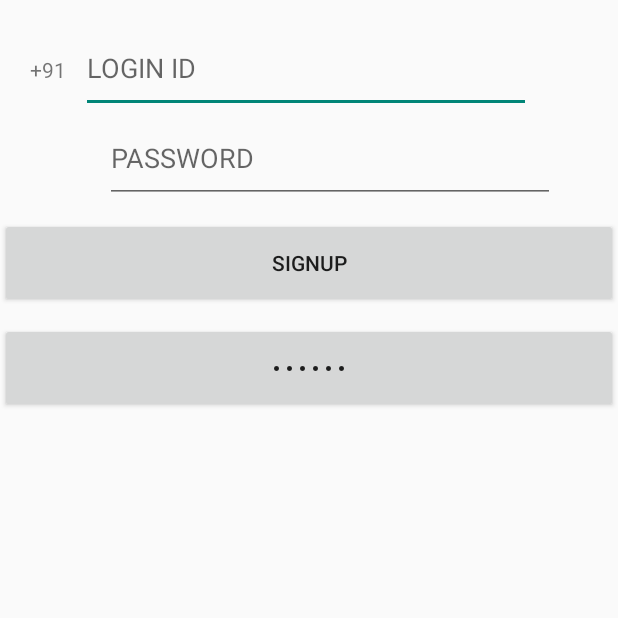
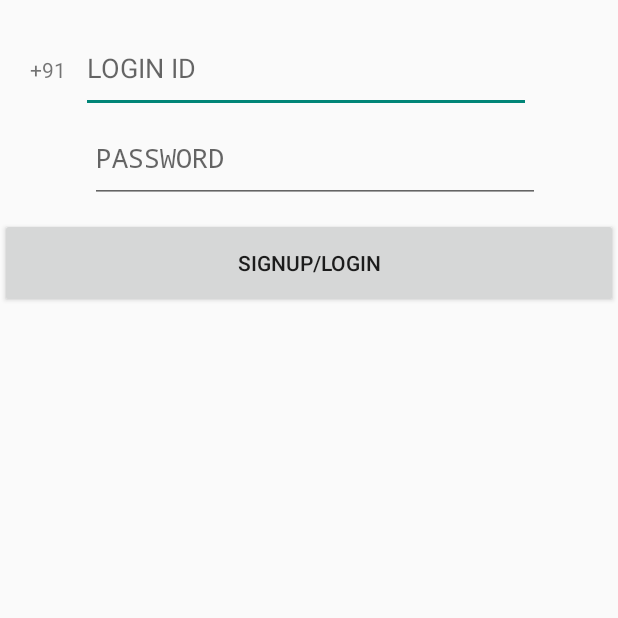
Before and after one commit to chsvk/steampunk, an Android app: the screen it shows after launch (LoginActivity), on a phone screen of 412 x 824 dp, the top half of it. Run offline under Robolectric (Android 15) with nearby library versions, the phone set to English and light mode, and no system bars; our stand-ins replace ButterKnife, Firebase (no records; nobody signed in at launch, a user with empty details on screens opened directly); 1 statement that could not run was skipped.

Commit message:
Implemented Active Chats Activity, Getting active chats and recent messages, need to implement onClick for RecyclerView.

```diff
--- a/kinetic/app/build.gradle
+++ b/kinetic/app/build.gradle
@@ -20,6 +20,7 @@ android {
 }
 
 dependencies {
+    compile 'de.hdodenhof:circleimageview:2.1.0'
     compile 'com.jakewharton:butterknife:8.8.1'
     annotationProcessor 'com.jakewharton:butterknife-compiler:8.8.1'
     implementation 'com.google.firebase:firebase-database:11.0.2'
@@ -38,4 +39,5 @@ dependencies {
     compile 'com.firebaseui:firebase-ui:2.3.0'
 }
 
+
 apply plugin: 'com.google.gms.google-services'
--- a/kinetic/app/src/main/java/tech/steampunk/kinetic/UI/ChatsFragment.java
+++ b/kinetic/app/src/main/java/tech/steampunk/kinetic/UI/ChatsFragment.java
@@ -2,17 +2,29 @@ package tech.steampunk.kinetic.UI;
 
 
 import android.content.Intent;
+import android.content.SharedPreferences;
 import android.os.Bundle;
 import android.support.design.widget.FloatingActionButton;
 import android.support.v4.app.Fragment;
+import android.support.v7.widget.CardView;
+import android.support.v7.widget.DefaultItemAnimator;
+import android.support.v7.widget.LinearLayoutManager;
+import android.support.v7.widget.RecyclerView;
 import android.view.LayoutInflater;
 import android.view.View;
 import android.view.ViewGroup;
 import android.widget.ListView;
+import android.widget.TextView;
 
-import butterknife.BindView;
-import butterknife.ButterKnife;
+import com.firebase.ui.database.FirebaseRecyclerAdapter;
+import com.google.firebase.database.DatabaseReference;
+import com.google.firebase.database.FirebaseDatabase;
+
 import tech.steampunk.kinetic.R;
+import tech.steampunk.kinetic.data.Contact;
+import tech.steampunk.kinetic.data.Message;
+
+import static android.content.Context.MODE_PRIVATE;
 
 /**
  * A simple {@link Fragment} subclass.
@@ -20,18 +32,26 @@ import tech.steampunk.kinetic.R;
 public class ChatsFragment extends Fragment {
 
     private FloatingActionButton fab;
-    private ListView active_chats;
+    private RecyclerView active_chats;
+    private FirebaseRecyclerAdapter<Contact, ACviewHolder> firebaseRecyclerAdapter;
+    private DatabaseReference chatsReference;
 
     public ChatsFragment() {
         // Required empty public constructor
     }
-
 
     @Override
     public View onCreateView(LayoutInflater inflater, ViewGroup container,
                              Bundle savedInstanceState) {
         // Inflate the layout for this fragment
         View v = inflater.inflate(R.layout.fragment_chats, container, false);
+        SharedPreferences preferences = getActivity().getSharedPreferences("AUTH", MODE_PRIVATE);
+        final String UNumber = preferences.getString("Number", "Default_User");
+        active_chats = v.findViewById(R.id.active_chats_list);
+        chatsReference = FirebaseDatabase.getInstance().getReference().child("Users").child(UNumber).child("Chats");
+        LinearLayoutManager mLayoutManager = new LinearLayoutManager(getContext());
+        active_chats.setLayoutManager(mLayoutManager);
+        active_chats.setItemAnimator(new DefaultItemAnimator());
         fab = v.findViewById(R.id.fab);
         fab.setOnClickListener(new View.OnClickListener() {
             @Override
@@ -39,7 +59,50 @@ public class ChatsFragment extends Fragment {
                 startActivity(new Intent(getActivity(), Contacts.class));
             }
         });
+        try {
+            chatsReference.keepSynced(true);
+
+        }catch (Exception e){
+            e.printStackTrace();
+        }
         return v;
     }
 
+    @Override
+    public void onStart() {
+        super.onStart();
+        try {
+            firebaseRecyclerAdapter = new FirebaseRecyclerAdapter<Contact, ACviewHolder>(
+                    Contact.class, R.layout.single_active_chat, ACviewHolder.class, chatsReference
+
+            ) {
+                @Override
+                protected void populateViewHolder(ACviewHolder viewHolder, final Contact model, int position) {
+                    viewHolder.msg(model);
+                }
+            };
+            active_chats.setAdapter(firebaseRecyclerAdapter);
+            firebaseRecyclerAdapter.notifyDataSetChanged();
+
+        } catch (Exception e) {
+            e.printStackTrace();
+        }
+    }
+
+    public static class ACviewHolder extends RecyclerView.ViewHolder{
+
+        View view;
+        public ACviewHolder(View itemView) {
+            super(itemView);
+            view=itemView;
+        }
+
+        public void msg(Contact contact){
+
+            TextView name= view.findViewById(R.id.chat_name);
+            TextView recentMessage = view.findViewById(R.id.chat_recent_message);
+            name.setText(contact.getName());
+            recentMessage.setText(contact.getMessage());
+        }
+    }
 }
--- a/kinetic/app/src/main/java/tech/steampunk/kinetic/UI/MainActivity.java
+++ b/kinetic/app/src/main/java/tech/steampunk/kinetic/UI/MainActivity.java
@@ -1,7 +1,6 @@
 package tech.steampunk.kinetic.UI;
 
 import android.Manifest;
-import android.app.Activity;
 import android.content.Intent;
 import android.os.Bundle;
 import android.support.design.widget.TabLayout;
@@ -11,16 +10,11 @@ import android.support.v7.app.AppCompatActivity;
 import android.view.Menu;
 import android.view.MenuInflater;
 import android.view.MenuItem;
-import android.view.View;
-import android.widget.Button;
-import android.widget.Switch;
 import android.widget.Toast;
-import android.widget.Toolbar;
 
 import com.google.firebase.auth.FirebaseAuth;
 import com.google.firebase.auth.FirebaseUser;
 
-import butterknife.BindView;
 import butterknife.ButterKnife;
 import tech.steampunk.kinetic.Adapters.SectionsPagerAdapter;
 import tech.steampunk.kinetic.R;
@@ -38,18 +32,18 @@ public class MainActivity extends AppCompatActivity {
         super.onCreate(savedInstanceState);
         setContentView(R.layout.activity_main);
         ButterKnife.bind(this);
-        toolbar = (android.support.v7.widget.Toolbar)findViewById(R.id.main_toolbar);
+        toolbar = findViewById(R.id.main_toolbar);
         setSupportActionBar(toolbar);
         getSupportActionBar().setTitle("Kinetic");
-        tabLayout = (TabLayout)findViewById(R.id.main_tabs);
-        viewPager = (ViewPager)findViewById(R.id.ViewPager);
+        tabLayout = findViewById(R.id.main_tabs);
+        viewPager = findViewById(R.id.ViewPager);
         sectionsPagerAdapter = new SectionsPagerAdapter(getSupportFragmentManager());
         viewPager.setAdapter(sectionsPagerAdapter);
         tabLayout.setupWithViewPager(viewPager);
         ActivityCompat.requestPermissions(MainActivity.this,
                 new String[]{Manifest.permission.READ_CONTACTS},
                 READ_CONTACTS);
-
+        viewPager.setCurrentItem(1);
     }
 
     @Override
--- a/kinetic/app/src/main/res/layout/activity_login.xml
+++ b/kinetic/app/src/main/res/layout/activity_login.xml
@@ -31,25 +31,19 @@
 
 
     <EditText
-        android:layout_marginLeft="70dp"
+        android:layout_marginLeft="60dp"
         android:id="@+id/Password"
         android:layout_width="300dp"
         android:layout_height="60dp"
-        android:hint="PASSWORD"/>
+        android:hint="PASSWORD"
+        android:inputType="textPassword"/>
 
     <Button
         android:id="@+id/Register"
         android:layout_marginTop="10dp"
         android:layout_width="match_parent"
         android:layout_height="60dp"
-        android:text="SIGNUP"/>
+        android:text="SIGNUP/LOGIN"/>
 
-    <Button
-        android:id="@+id/Login_Button"
-        android:layout_marginTop="10dp"
-        android:layout_width="match_parent"
-        android:layout_height="60dp"
-        android:text="LOGIN "
-        android:inputType="textPassword"/>
 
 </LinearLayout>
--- a/kinetic/app/src/main/res/layout/single_active_chat.xml
+++ b/kinetic/app/src/main/res/layout/single_active_chat.xml
@@ -1,7 +1,7 @@
 <?xml version="1.0" encoding="utf-8"?>
 <LinearLayout xmlns:android="http://schemas.android.com/apk/res/android"
     android:layout_width="match_parent"
-    android:layout_height="match_parent"
+    android:layout_height="wrap_content"
     android:orientation="horizontal"
     android:padding="8dp">
 
```
Also changed, not shown: kinetic/app/src/main/AndroidManifest.xml (+7 -4 lines), kinetic/app/src/main/java/tech/steampunk/kinetic/UI/AccountActivity.java (added, +15 -0 lines), kinetic/app/src/main/java/tech/steampunk/kinetic/UI/ChatActivity.java (+21 -15 lines), kinetic/app/src/main/java/tech/steampunk/kinetic/UI/LoginActivity.java (+43 -31 lines), kinetic/app/src/main/java/tech/steampunk/kinetic/data/Contact.java (+20 -0 lines), kinetic/app/src/main/res/layout/activity_account.xml (added, +24 -0 lines), kinetic/app/src/main/res/layout/fragment_chats.xml (+4 -3 lines).
